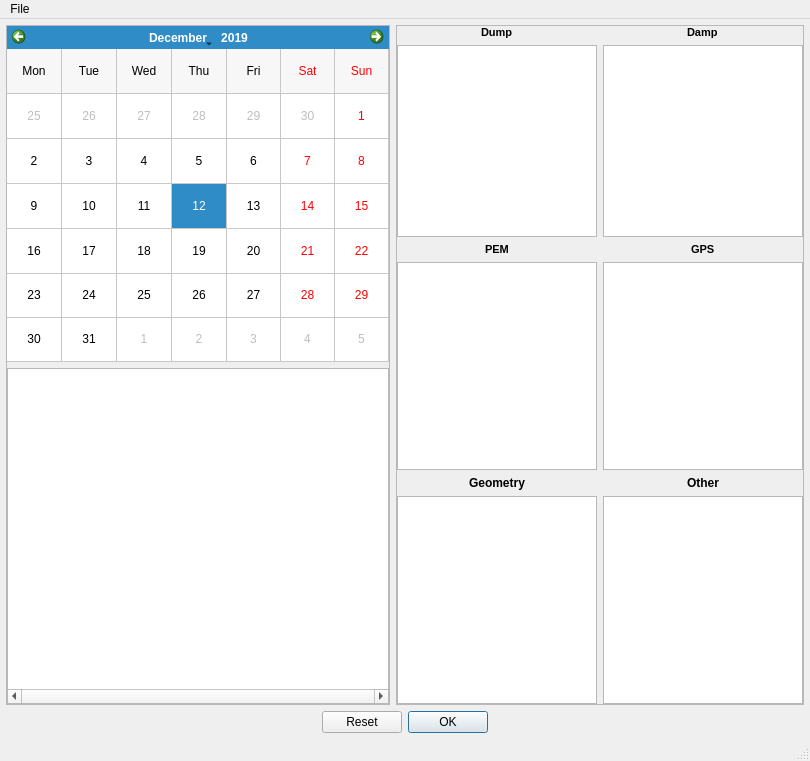
Above: src/qt_ui/unpacker.ui from Eric-Meunier/Processor-Suite before the change. Below: the same form after it.
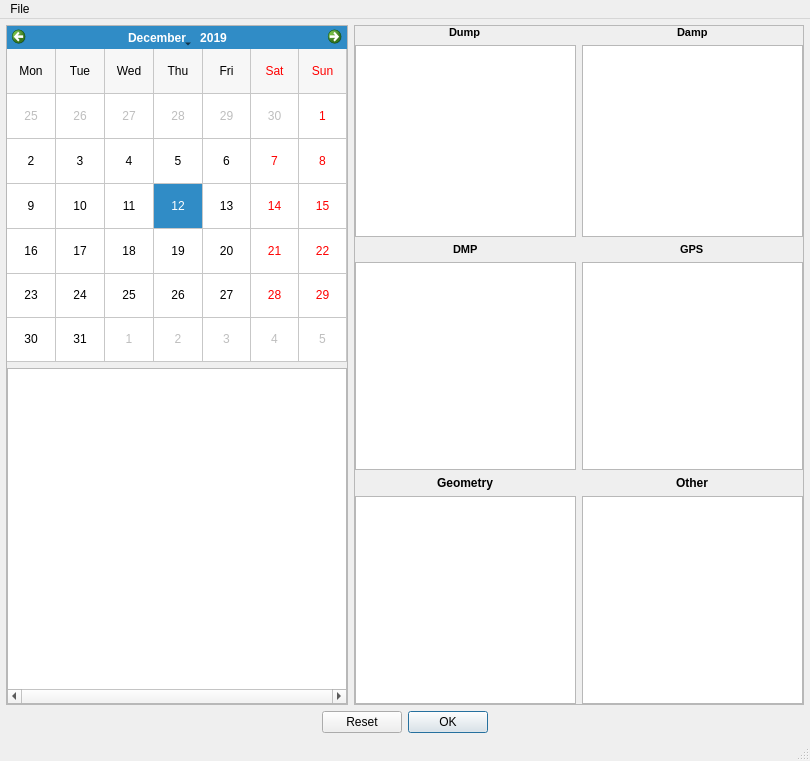
That is the form after the change. Custom widgets are drawn as their Qt base class.

Commit message: DBPlot opens in Unpacker now instead of being opened by PEMHub. Unpacker also changes the project directory of PEMHub when accepted.

Diff of the .ui file:
```diff
--- a/src/qt_ui/unpacker.ui
+++ b/src/qt_ui/unpacker.ui
@@ -199,7 +199,7 @@
          </property>
          <property name="maximumSize">
           <size>
-           <width>200</width>
+           <width>225</width>
            <height>16777215</height>
           </size>
          </property>
@@ -281,7 +281,7 @@
          </property>
          <property name="maximumSize">
           <size>
-           <width>200</width>
+           <width>225</width>
            <height>16777215</height>
           </size>
          </property>
@@ -343,7 +343,7 @@
           </font>
          </property>
          <property name="text">
-          <string>PEM</string>
+          <string>DMP</string>
          </property>
         </widget>
        </item>
@@ -378,7 +378,7 @@
          </property>
          <property name="maximumSize">
           <size>
-           <width>200</width>
+           <width>225</width>
            <height>16777215</height>
           </size>
          </property>
@@ -446,7 +446,7 @@
          </property>
          <property name="maximumSize">
           <size>
-           <width>200</width>
+           <width>225</width>
            <height>16777215</height>
           </size>
          </property>
@@ -514,7 +514,7 @@
          </property>
          <property name="maximumSize">
           <size>
-           <width>200</width>
+           <width>225</width>
            <height>16777215</height>
           </size>
          </property>
@@ -600,7 +600,7 @@
          </property>
          <property name="maximumSize">
           <size>
-           <width>200</width>
+           <width>225</width>
            <height>16777215</height>
           </size>
          </property>
```
Left out of the diff: 2 changed lines with no effect on the pictures. The commit also changes 3 other files.
